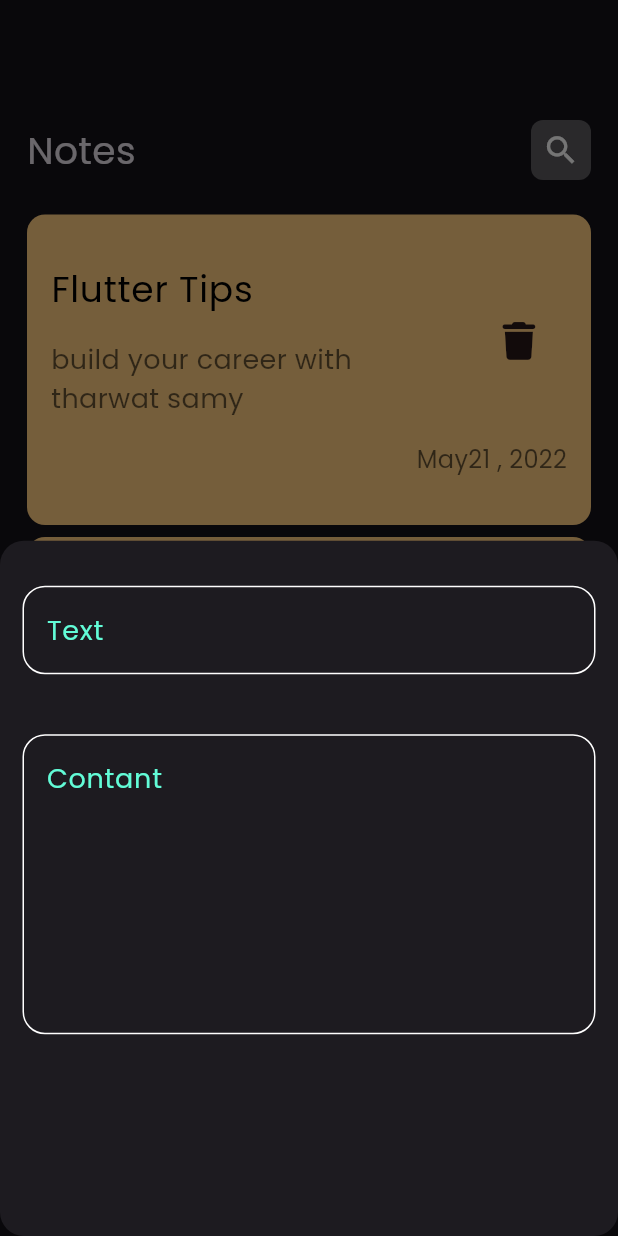
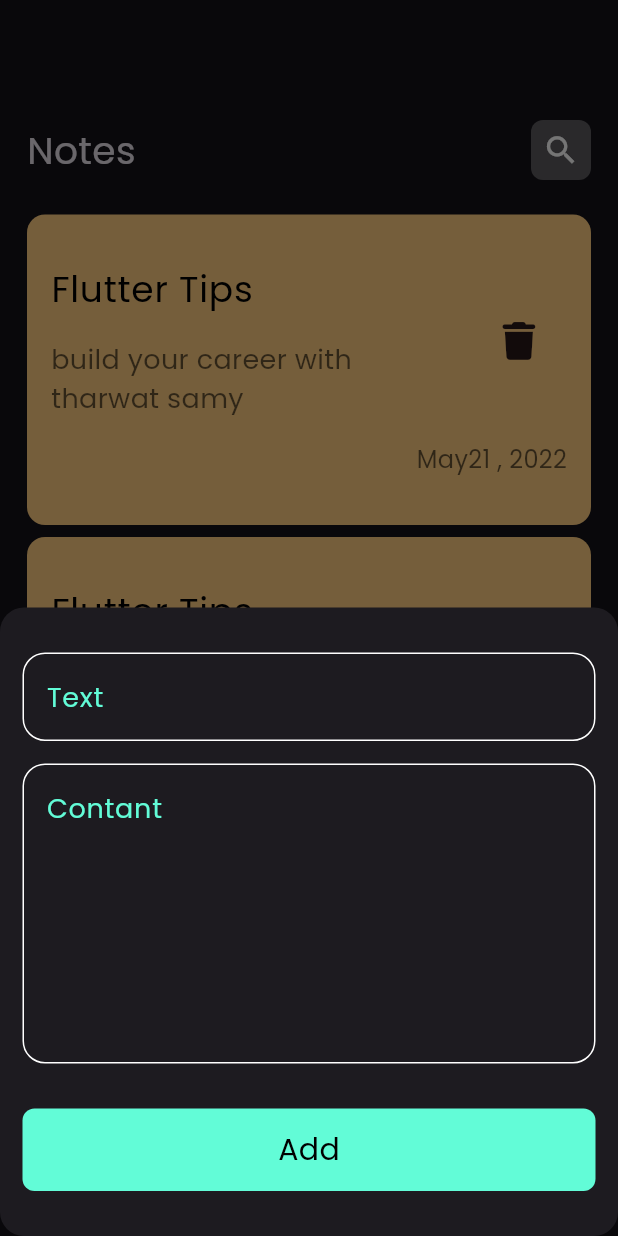
Before and after one commit to The1000y/notes_app, a Flutter app: the screen it shows after launch, after a tap on the "add" icon, on a phone screen of 412 x 824 dp. Run offline on Flutter 3.47's test engine with Material 3 defaults, Android fonts, the phone set to English and light mode, and no system bars; our stand-ins replace font_awesome_flutter.

Commit message:
Create Custom Buttom and Finish Modal Buttom Sheet

```diff
--- a/lib/widgets/add_buttom_model_sheet.dart
+++ b/lib/widgets/add_buttom_model_sheet.dart
@@ -1,4 +1,5 @@
 import 'package:flutter/material.dart';
+import 'package:notes_app/widgets/custom_buttom.dart';
 import 'package:notes_app/widgets/custom_text_filed.dart';
 
 class AddNoteButtomSheet extends StatelessWidget {
@@ -6,17 +7,31 @@ class AddNoteButtomSheet extends StatelessWidget {
 
   @override
   Widget build(BuildContext context) {
-    return Column(
+    return const Padding(
+      padding: EdgeInsets.only(top: 30, left: 15, right: 15),
+      child: SingleChildScrollView(
+        child: Column(
           children: [
             CustomTextField(hintText: 'Text'),
             SizedBox(
-          height: 10,
+              height: 15,
             ),
             CustomTextField(
               hintText: 'Contant',
               maxLine: 7,
             ),
+            SizedBox(
+              height: 30,
+            ),
+            Center(
+              child: CustomButtom(),
+            ),
+            SizedBox(
+              height: 30,
+            )
           ],
+        ),
+      ),
     );
   }
 }
--- /dev/null
+++ b/lib/widgets/custom_buttom.dart
@@ -0,0 +1,23 @@
+import 'package:flutter/material.dart';
+import 'package:notes_app/constains.dart';
+
+class CustomButtom extends StatelessWidget {
+  const CustomButtom({super.key});
+
+  @override
+  Widget build(BuildContext context) {
+    return Container(
+      width: MediaQuery.of(context).size.width,
+      height: 55,
+      decoration: BoxDecoration(
+        borderRadius: BorderRadius.circular(8),
+        color: kPrimaryColor,
+      ),
+      child: const Center(
+          child: Text(
+        'Add',
+        style: TextStyle(fontSize: 20, color: Colors.black),
+      )),
+    );
+  }
+}
--- a/lib/widgets/custom_text_filed.dart
+++ b/lib/widgets/custom_text_filed.dart
@@ -13,9 +13,7 @@ class CustomTextField extends StatelessWidget {
 
   @override
   Widget build(BuildContext context) {
-    return Padding(
-      padding: const EdgeInsets.only(top: 30, left: 15, right: 15),
-      child: TextField(
+    return TextField(
       maxLines: maxLine,
       cursorColor: kPrimaryColor,
       decoration: InputDecoration(
@@ -24,7 +22,6 @@ class CustomTextField extends StatelessWidget {
         focusedBorder: buildBorder(kPrimaryColor),
         hintText: hintText,
         hintStyle: TextStyle(fontSize: 18, color: kPrimaryColor),
-        ),
       ),
     );
   }
```
Lines whose indentation alone changed are shown as unchanged.
